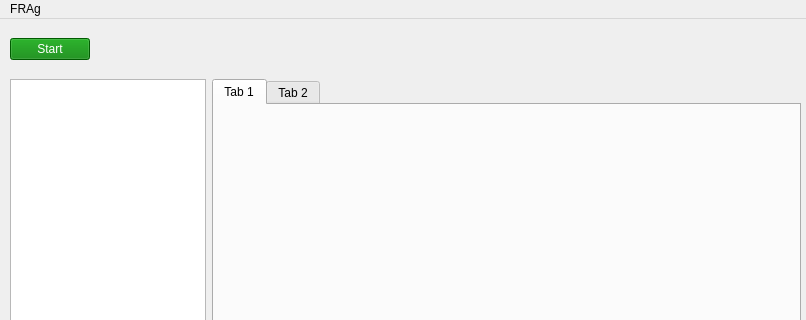
Qt form gui/design.ui (zborilf/FRAg) before a commit; both pictures show x 0 to 806 and y 0 to 320 of the 806 by 600 pixel window.
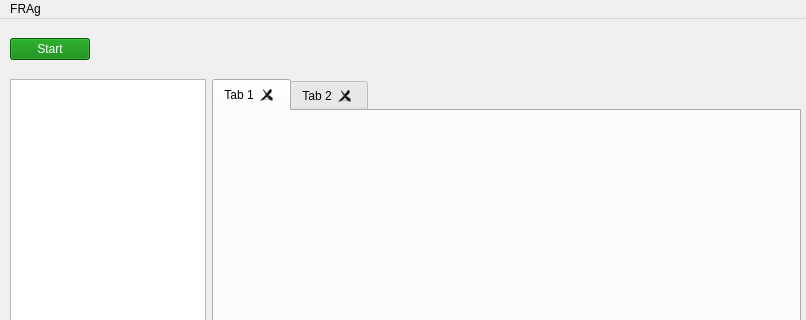
The same form after that commit.

```diff
--- a/gui/design.ui
+++ b/gui/design.ui
@@ -46,6 +46,9 @@
        <property name="currentIndex">
         <number>0</number>
        </property>
+       <property name="tabsClosable">
+        <bool>true</bool>
+       </property>
        <widget class="QWidget" name="tab">
         <attribute name="title">
          <string>Tab 1</string>
```
